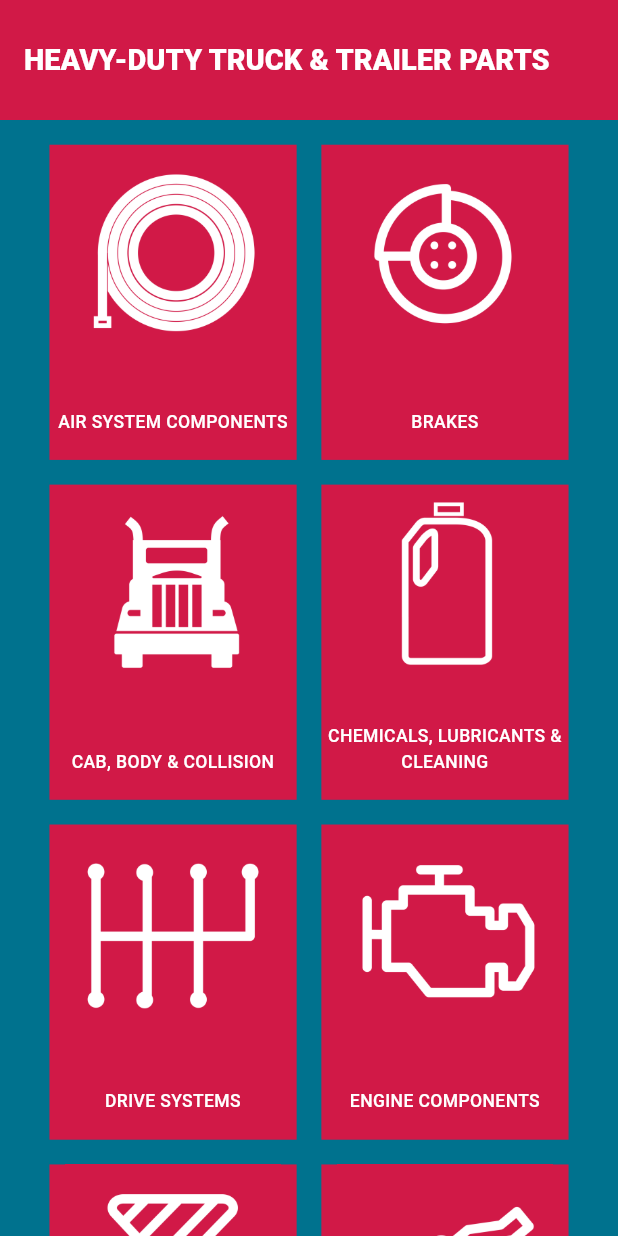
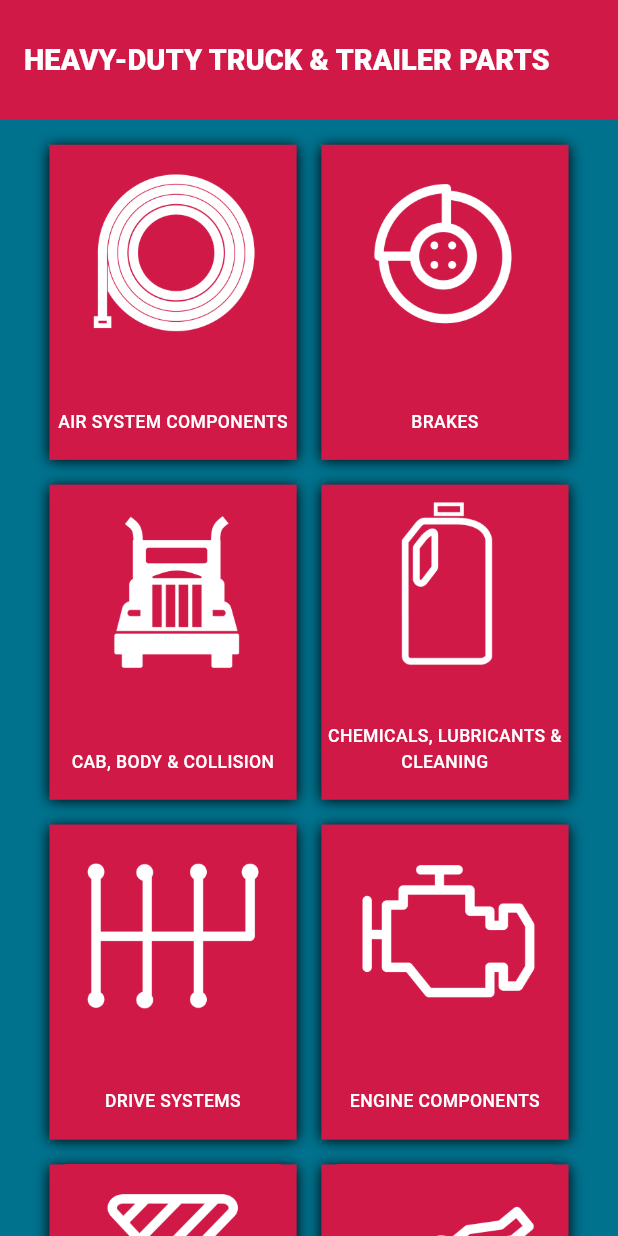
Before and after one commit to Sourav-Guleria/smart-search-poc, a Flutter app: the screen it shows after launch, after a tap on "Login", on a phone screen of 412 x 824 dp. Run offline on Flutter 3.47's test engine with Material 3 defaults, Android fonts, the phone set to English and light mode, and no system bars; Roboto replaces fonts that are missing (JioType).

Commit message:
Categort cart box shadow

```diff
--- a/lib/app/features/home/presentation/widgets/categort_cart_widget.dart
+++ b/lib/app/features/home/presentation/widgets/categort_cart_widget.dart
@@ -15,8 +15,17 @@ class CategoryCartWidget extends StatelessWidget {
     return Container(
       width: 40.w,
       // padding: EdgeInsets.all(1.w),
+      decoration: const BoxDecoration(
+          color: CustomColors.appPrimaryColor,
+          // shape: BoxShape.circle, // BoxShape.circle or BoxShape.retangle
+          //color: const Color(0xFF66BB6A),
+          boxShadow: [
+            BoxShadow(
+                color: CustomColors.blackColor,
+                blurRadius: 7.0,
+                offset: Offset(0.0, 0.75)),
+          ]),
       margin: EdgeInsets.all(2.w),
-      color: CustomColors.appPrimaryColor,
       child: Column(
         children: [
           Image.asset(
```
